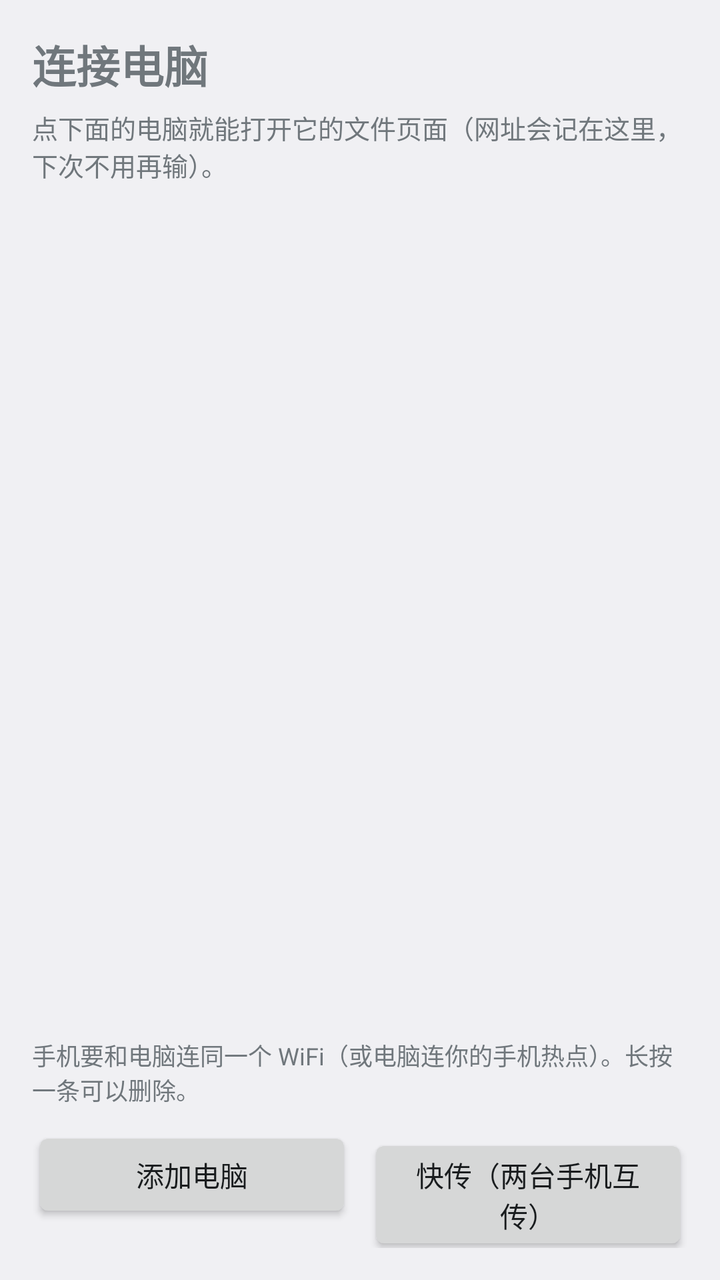
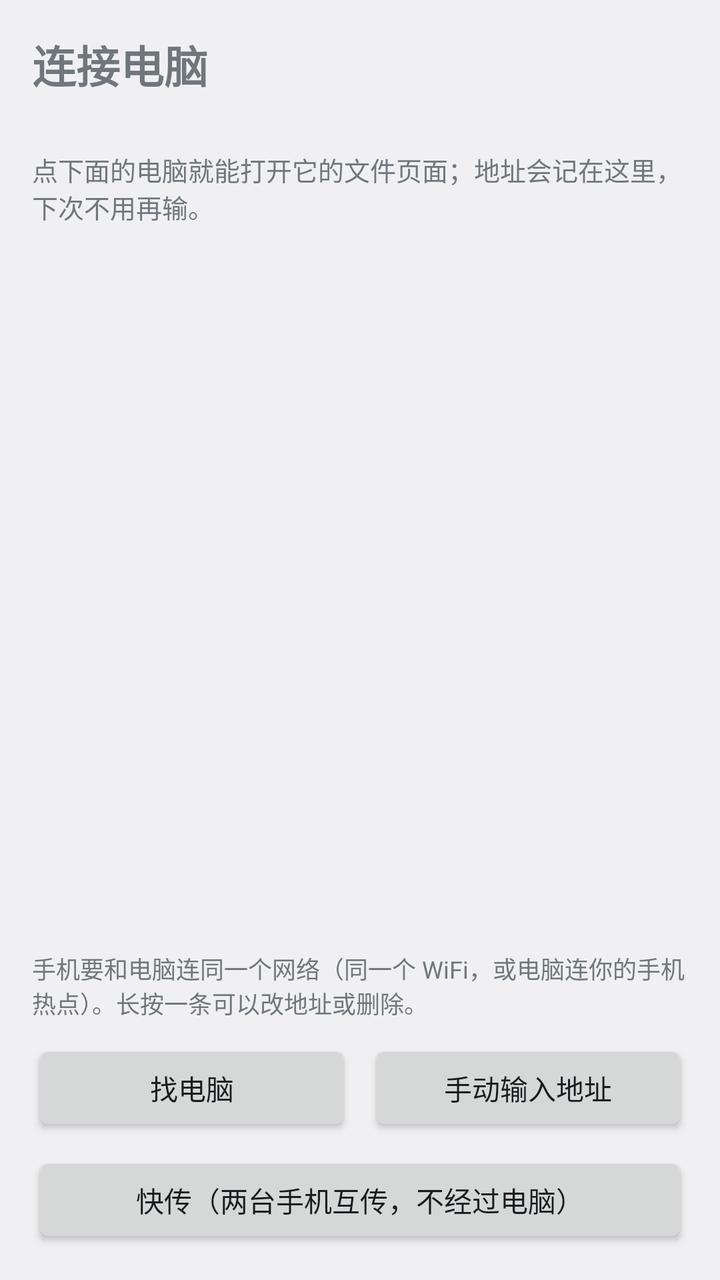

Screens rendered from an Android XML layout before and after an edit, with the pre-edit source and the edit as a unified diff.
<!-- AndroidManifest.xml: application theme android:Theme.DeviceDefault.Light -->
<!-- res/layout/activity_connect.xml -->
<?xml version="1.0" encoding="utf-8"?>
<LinearLayout xmlns:android="http://schemas.android.com/apk/res/android"
    android:layout_width="match_parent"
    android:layout_height="match_parent"
    android:orientation="vertical"
    android:padding="16dp">

  <TextView
      android:layout_width="match_parent"
      android:layout_height="wrap_content"
      android:text="@string/connect_title"
      android:textSize="22sp"
      android:textStyle="bold" />

  <TextView
      android:layout_width="match_parent"
      android:layout_height="wrap_content"
      android:layout_marginTop="6dp"
      android:text="@string/connect_subtitle"
      android:textSize="13sp" />

  <TextView
      android:id="@+id/empty_hint"
      android:layout_width="match_parent"
      android:layout_height="wrap_content"
      android:layout_marginTop="24dp"
      android:gravity="center"
      android:text="@string/connect_empty"
      android:textSize="15sp"
      android:visibility="gone" />

  <ListView
      android:id="@+id/server_list"
      android:layout_width="match_parent"
      android:layout_height="0dp"
      android:layout_marginTop="12dp"
      android:layout_weight="1"
      android:divider="#22000000"
      android:dividerHeight="1dp" />

  <TextView
      android:layout_width="match_parent"
      android:layout_height="wrap_content"
      android:layout_marginTop="8dp"
      android:text="@string/connect_footer"
      android:textSize="12sp" />

  <LinearLayout
      android:layout_width="match_parent"
      android:layout_height="wrap_content"
      android:layout_marginTop="10dp"
      android:orientation="horizontal">

    <Button
        android:id="@+id/add_server"
        android:layout_width="0dp"
        android:layout_height="wrap_content"
        android:layout_weight="1"
        android:text="@string/connect_add_button" />

    <Button
        android:id="@+id/open_share"
        android:layout_width="0dp"
        android:layout_height="wrap_content"
        android:layout_marginStart="8dp"
        android:layout_weight="1"
        android:text="@string/connect_share_button" />
  </LinearLayout>
</LinearLayout>
<!-- resources referenced by this layout -->
<resources>
  <string name="connect_add_button">添加电脑</string>
  <string name="connect_empty">还没有连过电脑。\n先在电脑上双击启动，然后点下面「添加电脑」，把电脑上显示的地址输进来（例如 192.168.1.5）。</string>
  <string name="connect_footer">手机要和电脑连同一个 WiFi（或电脑连你的手机热点）。长按一条可以删除。</string>
  <string name="connect_share_button">快传（两台手机互传）</string>
  <string name="connect_subtitle">点下面的电脑就能打开它的文件页面（网址会记在这里，下次不用再输）。</string>
  <string name="connect_title">连接电脑</string>
</resources>

<!-- the commit's change to res/layout/activity_connect.xml (unified diff, before → after) -->
@@ -12,18 +12,35 @@
       android:textSize="22sp"
       android:textStyle="bold" />
 
+  
+  <TextView
+      android:id="@+id/network_state"
+      android:layout_width="match_parent"
+      android:layout_height="wrap_content"
+      android:layout_marginTop="6dp"
+      android:textSize="14sp"
+      android:textStyle="bold" />
+
   <TextView
       android:layout_width="match_parent"
       android:layout_height="wrap_content"
-      android:layout_marginTop="6dp"
+      android:layout_marginTop="2dp"
       android:text="@string/connect_subtitle"
+      android:textSize="13sp" />
+
+  
+  <TextView
+      android:id="@+id/search_state"
+      android:layout_width="match_parent"
+      android:layout_height="wrap_content"
+      android:layout_marginTop="8dp"
       android:textSize="13sp" />
 
   <TextView
       android:id="@+id/empty_hint"
       android:layout_width="match_parent"
       android:layout_height="wrap_content"
-      android:layout_marginTop="24dp"
+      android:layout_marginTop="16dp"
       android:gravity="center"
       android:text="@string/connect_empty"
       android:textSize="15sp"
@@ -52,18 +69,25 @@
       android:orientation="horizontal">
 
     <Button
-        android:id="@+id/add_server"
+        android:id="@+id/find_server"
         android:layout_width="0dp"
         android:layout_height="wrap_content"
         android:layout_weight="1"
-        android:text="@string/connect_add_button" />
+        android:text="@string/connect_find_button" />
 
     <Button
-        android:id="@+id/open_share"
+        android:id="@+id/add_server"
         android:layout_width="0dp"
         android:layout_height="wrap_content"
         android:layout_marginStart="8dp"
         android:layout_weight="1"
-        android:text="@string/connect_share_button" />
+        android:text="@string/connect_add_button" />
   </LinearLayout>
+
+  <Button
+      android:id="@+id/open_share"
+      android:layout_width="match_parent"
+      android:layout_height="wrap_content"
+      android:layout_marginTop="8dp"
+      android:text="@string/connect_share_button" />
 </LinearLayout>
<!-- resource entries referenced after the edit -->
@@ -1,10 +1,11 @@
 <!-- resources referenced by this layout -->
 <resources>
-  <string name="connect_add_button">添加电脑</string>
-  <string name="connect_empty">还没有连过电脑。\n先在电脑上双击启动，然后点下面「添加电脑」，把电脑上显示的地址输进来（例如 192.168.1.5）。</string>
-  <string name="connect_footer">手机要和电脑连同一个 WiFi（或电脑连你的手机热点）。长按一条可以删除。</string>
-  <string name="connect_share_button">快传（两台手机互传）</string>
-  <string name="connect_subtitle">点下面的电脑就能打开它的文件页面（网址会记在这里，下次不用再输）。</string>
+  <string name="connect_add_button">手动输入地址</string>
+  <string name="connect_empty">还没有连过电脑。\n先在电脑上双击启动，手机连上同一个 WiFi/热点，然后点下面「找电脑」——App 会自己把它找出来。</string>
+  <string name="connect_find_button">找电脑</string>
+  <string name="connect_footer">手机要和电脑连同一个网络（同一个 WiFi，或电脑连你的手机热点）。长按一条可以改地址或删除。</string>
+  <string name="connect_share_button">快传（两台手机互传，不经过电脑）</string>
+  <string name="connect_subtitle">点下面的电脑就能打开它的文件页面；地址会记在这里，下次不用再输。</string>
   <string name="connect_title">连接电脑</string>
 </resources>
 
